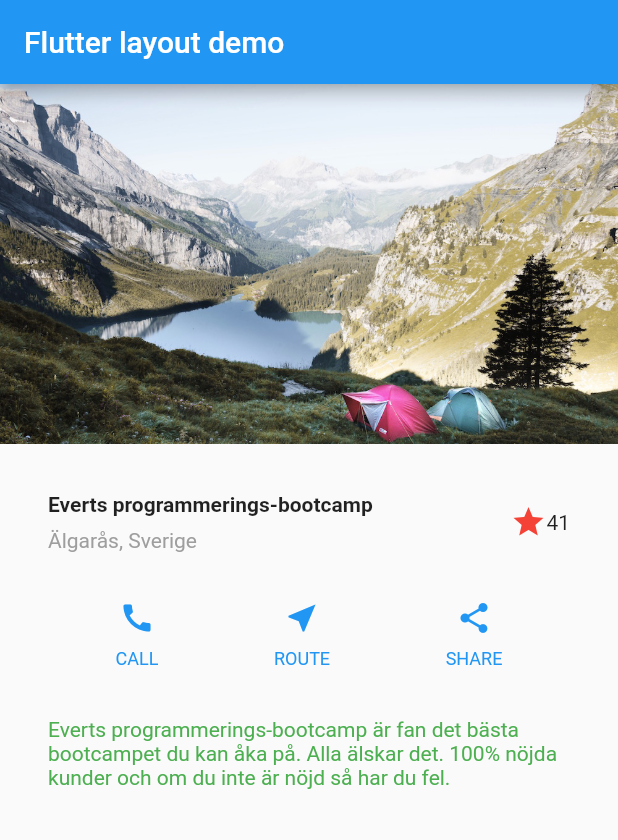
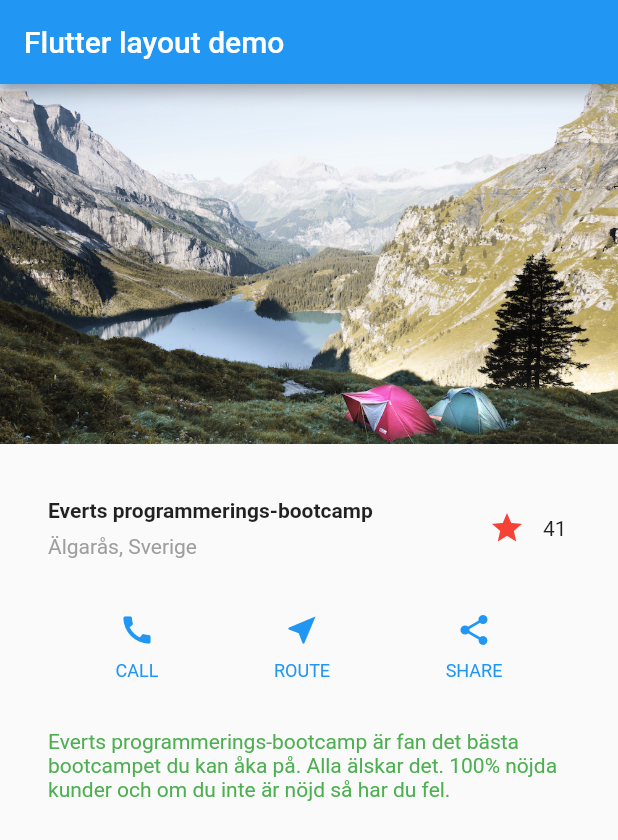
Before and after one commit to Gitvert/spotter, a Flutter app: the screen it shows after launch, on a phone screen of 412 x 824 dp. Shown: the top 840 px of the screen. Run offline on Flutter 3.47's test engine with Material 2 defaults, Android fonts, the phone set to English and light mode, and no system bars.

Commit message:
Add state to favorite icon

```diff
--- /dev/null
+++ b/lib/FavoriteWidget.dart
@@ -0,0 +1,48 @@
+import 'package:flutter/material.dart';
+
+class FavoriteWidget extends StatefulWidget {
+
+  @override
+  _FavoriteWidgetState createState() => _FavoriteWidgetState();
+}
+
+class _FavoriteWidgetState extends State<FavoriteWidget> {
+
+  bool _isFavorited = true;
+  int _favoriteCount = 41;
+
+  @override
+  Widget build(BuildContext context) {
+    return Row(
+      mainAxisSize: MainAxisSize.min,
+      children: [
+        Container(
+          padding: EdgeInsets.all(0),
+          child: IconButton(
+            icon: (_isFavorited ? Icon(Icons.star) : Icon(Icons.star_border)),
+            color: Colors.red[500],
+            onPressed: _toggleFavorite,
+          ),
+        ),
+        SizedBox(
+          width: 18,
+          child: Container(
+            child: Text('$_favoriteCount'),
+          ),
+        ),
+      ],
+    );
+  }
+
+  void _toggleFavorite() {
+    setState(() {
+      if (_isFavorited) {
+        _favoriteCount--;
+        _isFavorited = false;
+      } else {
+        _favoriteCount++;
+        _isFavorited = true;
+      }
+    });
+  }
+}
--- a/lib/Widgets.dart
+++ b/lib/Widgets.dart
@@ -1,4 +1,6 @@
 import 'package:flutter/material.dart';
+
+import 'FavoriteWidget.dart';
 
 class Widgets {
 
@@ -41,11 +43,7 @@ class Widgets {
             ),
           ),
           /*3*/
-          Icon(
-            Icons.star,
-            color: Colors.red[500],
-          ),
-          Text('41'),
+          FavoriteWidget(),
         ],
       ),
     );
```
